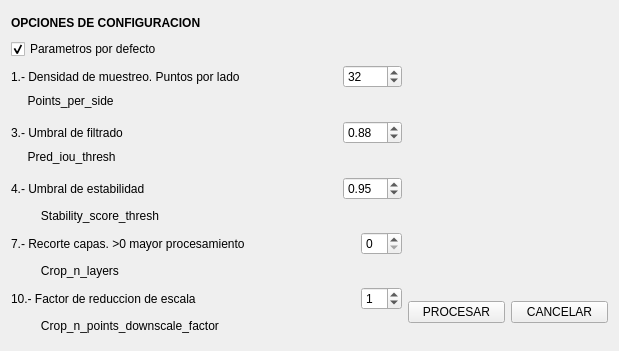
Qt form segmenti.ui (luisCartoGeo/GeoAI_Plugin) before a commit.
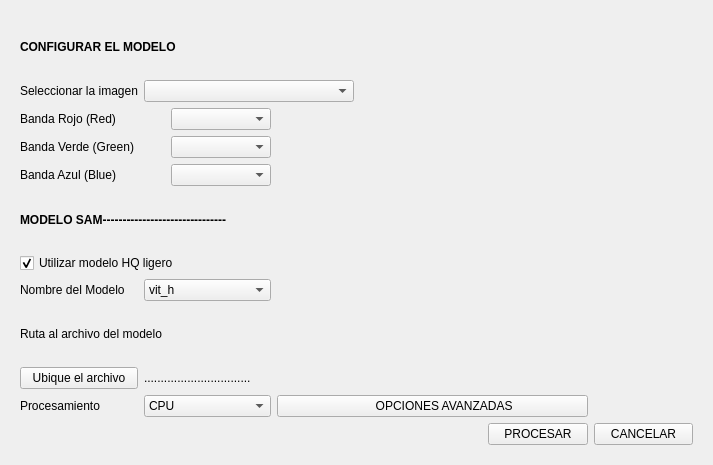
The same form after that commit. The open tabs and pages were chosen to show the change.

```diff
--- a/segmenti.ui
+++ b/segmenti.ui
@@ -6,151 +6,56 @@
    <rect>
     <x>0</x>
     <y>0</y>
-    <width>619</width>
-    <height>351</height>
+    <width>713</width>
+    <height>465</height>
    </rect>
   </property>
   <property name="windowTitle">
    <string>GeoAI - Segmentar Imagen</string>
   </property>
+  <layout class="QGridLayout" name="gridLayout_3">
+   <item row="0" column="0">
+    <widget class="QStackedWidget" name="paginador">
+     <property name="currentIndex">
+      <number>0</number>
+     </property>
+     <widget class="QWidget" name="page">
   <layout class="QGridLayout" name="gridLayout_2">
    <item row="0" column="0" rowspan="2">
     <layout class="QGridLayout" name="gridLayout">
-     <item row="14" column="4" colspan="4">
-      <spacer name="horizontalSpacer_7">
-       <property name="orientation">
-        <enum>Qt::Horizontal</enum>
-       </property>
-       <property name="sizeHint" stdset="0">
-        <size>
-         <width>78</width>
-         <height>20</height>
-        </size>
-       </property>
-      </spacer>
-     </item>
-     <item row="9" column="0" colspan="2">
-      <widget class="QLabel" name="label_8">
+         <property name="sizeConstraint">
+          <enum>QLayout::SetMaximumSize</enum>
+         </property>
+         <item row="0" column="0">
+          <widget class="QLabel" name="label_2">
+           <property name="font">
+            <font>
+             <weight>75</weight>
+             <bold>true</bold>
+            </font>
+           </property>
        <property name="text">
         <string>         Stability_score_thresh</string>
        </property>
       </widget>
      </item>
-     <item row="8" column="0" colspan="2">
-      <widget class="QLabel" name="label_7">
-       <property name="text">
-        <string>4.- Umbral de estabilidad</string>
-       </property>
-      </widget>
-     </item>
-     <item row="0" column="3" colspan="5">
+         <item row="0" column="2" colspan="3">
       <spacer name="horizontalSpacer_2">
        <property name="orientation">
         <enum>Qt::Horizontal</enum>
        </property>
-       <property name="sizeHint" stdset="0">
-        <size>
-         <width>168</width>
-         <height>20</height>
-        </size>
-       </property>
-      </spacer>
-     </item>
-     <item row="11" column="0" colspan="2">
-      <widget class="QLabel" name="label_9">
-       <property name="text">
-        <string>         Crop_n_layers</string>
-       </property>
-      </widget>
-     </item>
-     <item row="6" column="4" rowspan="2" colspan="4">
-      <spacer name="horizontalSpacer_4">
-       <property name="orientation">
-        <enum>Qt::Horizontal</enum>
-       </property>
+           <property name="sizeType">
+            <enum>QSizePolicy::Maximum</enum>
+           </property>
        <property name="sizeHint" stdset="0">
         <size>
-         <width>78</width>
-         <height>20</height>
-        </size>
-       </property>
-      </spacer>
-     </item>
-     <item row="2" column="0" colspan="5">
-      <widget class="QLabel" name="label_3">
-       <property name="text">
-        <string>1.- Densidad de muestreo. Puntos por lado</string>
-       </property>
-      </widget>
-     </item>
-     <item row="3" column="4" rowspan="2" colspan="4">
-      <spacer name="horizontalSpacer_3">
-       <property name="orientation">
-        <enum>Qt::Horizontal</enum>
-       </property>
-       <property name="sizeHint" stdset="0">
-        <size>
-         <width>78</width>
-         <height>20</height>
-        </size>
-       </property>
-      </spacer>
-     </item>
-     <item row="14" column="0" colspan="4">
-      <widget class="QLabel" name="label_11">
-       <property name="text">
-        <string>         Crop_n_points_downscale_factor</string>
-       </property>
-      </widget>
-     </item>
-     <item row="5" column="0">
-      <widget class="QLabel" name="label_6">
-       <property name="text">
-        <string>3.- Umbral de filtrado</string>
-       </property>
-      </widget>
-     </item>
-     <item row="13" column="0" colspan="3">
-      <widget class="QLabel" name="label_13">
-       <property name="text">
-        <string>10.- Factor de reduccion de escala</string>
-       </property>
-      </widget>
-     </item>
-     <item row="6" column="0" colspan="2">
-      <widget class="QLabel" name="label_5">
-       <property name="text">
-        <string>     Pred_iou_thresh</string>
-       </property>
-      </widget>
-     </item>
-     <item row="9" column="4" colspan="4">
-      <spacer name="horizontalSpacer_5">
-       <property name="orientation">
-        <enum>Qt::Horizontal</enum>
-       </property>
-       <property name="sizeHint" stdset="0">
-        <size>
-         <width>78</width>
-         <height>20</height>
-        </size>
-       </property>
-      </spacer>
-     </item>
-     <item row="1" column="2" colspan="6">
-      <spacer name="horizontalSpacer">
-       <property name="orientation">
-        <enum>Qt::Horizontal</enum>
-       </property>
-       <property name="sizeHint" stdset="0">
-        <size>
          <width>168</width>
          <height>20</height>
         </size>
        </property>
       </spacer>
      </item>
-     <item row="1" column="0" colspan="2">
+         <item row="1" column="0">
       <widget class="QCheckBox" name="defecto">
        <property name="maximumSize">
         <size>
@@ -166,34 +71,73 @@
        </property>
       </widget>
      </item>
-     <item row="0" column="0" colspan="2">
-      <widget class="QLabel" name="label_2">
-       <property name="font">
-        <font>
-         <weight>75</weight>
-         <bold>true</bold>
-        </font>
-       </property>
+         <item row="1" column="1" rowspan="2" colspan="3">
+          <spacer name="horizontalSpacer">
+           <property name="orientation">
+            <enum>Qt::Horizontal</enum>
+           </property>
+           <property name="sizeType">
+            <enum>QSizePolicy::Maximum</enum>
+           </property>
+           <property name="sizeHint" stdset="0">
+            <size>
+             <width>168</width>
+             <height>20</height>
+            </size>
+           </property>
+          </spacer>
+         </item>
+         <item row="4" column="0">
+          <widget class="QLabel" name="label_12">
        <property name="text">
         <string>OPCIONES DE CONFIGURACION</string>
        </property>
       </widget>
      </item>
-     <item row="3" column="0" colspan="2">
-      <widget class="QLabel" name="label_4">
+         <item row="4" column="3">
+          <widget class="QSpinBox" name="Points_per_batch">
+           <property name="minimum">
+            <number>1</number>
+           </property>
+           <property name="maximum">
+            <number>100</number>
+           </property>
+           <property name="value">
+            <number>64</number>
+           </property>
+          </widget>
+         </item>
+         <item row="5" column="0">
+          <widget class="QLabel" name="label_14">
        <property name="text">
         <string>     Points_per_side</string>
        </property>
       </widget>
      </item>
-     <item row="10" column="0" colspan="6">
-      <widget class="QLabel" name="label_10">
+         <item row="5" column="3">
+          <spacer name="horizontalSpacer_8">
+           <property name="orientation">
+            <enum>Qt::Horizontal</enum>
+           </property>
+           <property name="sizeType">
+            <enum>QSizePolicy::Maximum</enum>
+           </property>
+           <property name="sizeHint" stdset="0">
+            <size>
+             <width>78</width>
+             <height>20</height>
+            </size>
+           </property>
+          </spacer>
+         </item>
+         <item row="6" column="0" colspan="3">
+          <widget class="QLabel" name="label_3">
        <property name="text">
-        <string>7.- Recorte capas. &gt;0 mayor procesamiento</string>
+            <string>2.- Densidad de muestreo. Puntos por lado</string>
        </property>
       </widget>
      </item>
-     <item row="2" column="5" colspan="3">
+         <item row="6" column="4">
       <widget class="QSpinBox" name="Points_per_side">
        <property name="minimum">
         <number>10</number>
@@ -206,11 +150,21 @@
        </property>
       </widget>
      </item>
-     <item row="11" column="4">
-      <spacer name="horizontalSpacer_6">
+         <item row="7" column="0">
+          <widget class="QLabel" name="label_4">
+           <property name="text">
+            <string>     Points_per_side</string>
+           </property>
+          </widget>
+         </item>
+         <item row="7" column="3">
+          <spacer name="horizontalSpacer_3">
        <property name="orientation">
         <enum>Qt::Horizontal</enum>
        </property>
+           <property name="sizeType">
+            <enum>QSizePolicy::Maximum</enum>
+           </property>
        <property name="sizeHint" stdset="0">
         <size>
          <width>78</width>
@@ -219,33 +173,14 @@
        </property>
       </spacer>
      </item>
-     <item row="13" column="6" colspan="2">
-      <widget class="QSpinBox" name="Crop_n_points_downscale_factor">
-       <property name="minimum">
-        <number>0</number>
-       </property>
-       <property name="maximum">
-        <number>10</number>
-       </property>
-       <property name="value">
-        <number>1</number>
-       </property>
-      </widget>
-     </item>
-     <item row="10" column="6" colspan="2">
-      <widget class="QSpinBox" name="Crop_n_layers">
-       <property name="minimum">
-        <number>0</number>
-       </property>
-       <property name="maximum">
-        <number>5</number>
-       </property>
-       <property name="value">
-        <number>0</number>
-       </property>
-      </widget>
-     </item>
-     <item row="5" column="5" colspan="3">
+         <item row="8" column="0">
+          <widget class="QLabel" name="label_6">
+           <property name="text">
+            <string>3.- Umbral de filtrado</string>
+           </property>
+          </widget>
+         </item>
+         <item row="8" column="4">
       <widget class="QDoubleSpinBox" name="Pred_iou_thresh">
        <property name="maximum">
         <double>0.990000000000000</double>
@@ -258,7 +193,37 @@
        </property>
       </widget>
      </item>
-     <item row="8" column="5" colspan="3">
+         <item row="9" column="0">
+          <widget class="QLabel" name="label_5">
+           <property name="text">
+            <string>     Pred_iou_thresh</string>
+           </property>
+          </widget>
+         </item>
+         <item row="9" column="3">
+          <spacer name="horizontalSpacer_4">
+           <property name="orientation">
+            <enum>Qt::Horizontal</enum>
+           </property>
+           <property name="sizeType">
+            <enum>QSizePolicy::Maximum</enum>
+           </property>
+           <property name="sizeHint" stdset="0">
+            <size>
+             <width>78</width>
+             <height>20</height>
+            </size>
+           </property>
+          </spacer>
+         </item>
+         <item row="10" column="0">
+          <widget class="QLabel" name="label_7">
+           <property name="text">
+            <string>4.- Umbral de estabilidad</string>
+           </property>
+          </widget>
+         </item>
+         <item row="10" column="4">
       <widget class="QDoubleSpinBox" name="Stability_score_thresh">
        <property name="maximum">
         <double>1.000000000000000</double>
@@ -271,9 +236,343 @@
        </property>
       </widget>
      </item>
-    </layout>
-   </item>
-   <item row="0" column="1" colspan="2">
+         <item row="11" column="0">
+          <widget class="QLabel" name="label_8">
+           <property name="text">
+            <string>         Stability_score_thresh</string>
+           </property>
+          </widget>
+         </item>
+         <item row="11" column="3">
+          <spacer name="horizontalSpacer_5">
+           <property name="orientation">
+            <enum>Qt::Horizontal</enum>
+           </property>
+           <property name="sizeType">
+            <enum>QSizePolicy::Maximum</enum>
+           </property>
+           <property name="sizeHint" stdset="0">
+            <size>
+             <width>78</width>
+             <height>20</height>
+            </size>
+           </property>
+          </spacer>
+         </item>
+         <item row="12" column="0" colspan="3">
+          <widget class="QLabel" name="label_10">
+           <property name="text">
+            <string>5.- Recorte capas. &gt;0 mayor procesamiento</string>
+           </property>
+          </widget>
+         </item>
+         <item row="12" column="4">
+          <widget class="QSpinBox" name="Crop_n_layers">
+           <property name="minimum">
+            <number>0</number>
+           </property>
+           <property name="maximum">
+            <number>5</number>
+           </property>
+           <property name="value">
+            <number>0</number>
+           </property>
+          </widget>
+         </item>
+         <item row="13" column="0">
+          <widget class="QLabel" name="label_9">
+           <property name="text">
+            <string>         Crop_n_layers</string>
+           </property>
+          </widget>
+         </item>
+         <item row="13" column="3">
+          <spacer name="horizontalSpacer_6">
+           <property name="orientation">
+            <enum>Qt::Horizontal</enum>
+           </property>
+           <property name="sizeType">
+            <enum>QSizePolicy::Maximum</enum>
+           </property>
+           <property name="sizeHint" stdset="0">
+            <size>
+             <width>78</width>
+             <height>20</height>
+            </size>
+           </property>
+          </spacer>
+         </item>
+         <item row="14" column="0">
+          <widget class="QLabel" name="label_13">
+           <property name="text">
+            <string>6.- Factor de reduccion de escala</string>
+           </property>
+          </widget>
+         </item>
+         <item row="14" column="4">
+          <widget class="QSpinBox" name="Crop_n_points_downscale_factor">
+           <property name="minimum">
+            <number>0</number>
+           </property>
+           <property name="maximum">
+            <number>10</number>
+           </property>
+           <property name="value">
+            <number>1</number>
+           </property>
+          </widget>
+         </item>
+         <item row="15" column="0" colspan="2">
+          <widget class="QLabel" name="label_11">
+           <property name="text">
+            <string>         Crop_n_points_downscale_factor</string>
+           </property>
+          </widget>
+         </item>
+         <item row="15" column="3">
+          <spacer name="horizontalSpacer_7">
+           <property name="orientation">
+            <enum>Qt::Horizontal</enum>
+           </property>
+           <property name="sizeType">
+            <enum>QSizePolicy::Maximum</enum>
+           </property>
+           <property name="sizeHint" stdset="0">
+            <size>
+             <width>78</width>
+             <height>20</height>
+            </size>
+           </property>
+          </spacer>
+         </item>
+         <item row="2" column="2" rowspan="2" colspan="3">
+          <widget class="QComboBox" name="listVector">
+           <property name="minimumSize">
+            <size>
+             <width>100</width>
+             <height>0</height>
+            </size>
+           </property>
+          </widget>
+         </item>
+         <item row="3" column="0" colspan="2">
+          <widget class="QCheckBox" name="opVector">
+           <property name="text">
+            <string>  0.- Utilizar capa de puntos (EXPERIMENTAL)</string>
+           </property>
+          </widget>
+         </item>
+        </layout>
+       </item>
+       <item row="0" column="1">
+        <widget class="QLabel" name="icon_portada_2">
+         <property name="minimumSize">
+          <size>
+           <width>200</width>
+           <height>220</height>
+          </size>
+         </property>
+         <property name="maximumSize">
+          <size>
+           <width>200</width>
+           <height>220</height>
+          </size>
+         </property>
+         <property name="text">
+          <string/>
+         </property>
+         <property name="scaledContents">
+          <bool>true</bool>
+         </property>
+        </widget>
+       </item>
+       <item row="1" column="1">
+        <layout class="QHBoxLayout" name="horizontalLayout">
+         <item>
+          <spacer name="horizontalSpacer_10">
+           <property name="orientation">
+            <enum>Qt::Horizontal</enum>
+           </property>
+           <property name="sizeHint" stdset="0">
+            <size>
+             <width>40</width>
+             <height>20</height>
+            </size>
+           </property>
+          </spacer>
+         </item>
+         <item>
+          <widget class="QPushButton" name="opBasicas">
+           <property name="minimumSize">
+            <size>
+             <width>100</width>
+             <height>0</height>
+            </size>
+           </property>
+           <property name="maximumSize">
+            <size>
+             <width>120</width>
+             <height>16777215</height>
+            </size>
+           </property>
+           <property name="text">
+            <string>   INICIO</string>
+           </property>
+          </widget>
+         </item>
+        </layout>
+       </item>
+      </layout>
+     </widget>
+     <widget class="QWidget" name="page_2">
+      <layout class="QGridLayout" name="gridLayout_5">
+       <item row="10" column="5">
+        <widget class="QPushButton" name="cancelar">
+         <property name="text">
+          <string>CANCELAR</string>
+         </property>
+        </widget>
+       </item>
+       <item row="3" column="0" colspan="2">
+        <layout class="QGridLayout" name="gridLayout_4">
+         <item row="0" column="0">
+          <widget class="QLabel" name="label_19">
+           <property name="text">
+            <string>Banda Rojo (Red)</string>
+           </property>
+          </widget>
+         </item>
+         <item row="0" column="1">
+          <widget class="QComboBox" name="bandR">
+           <property name="minimumSize">
+            <size>
+             <width>100</width>
+             <height>0</height>
+            </size>
+           </property>
+           <property name="maximumSize">
+            <size>
+             <width>100</width>
+             <height>16777215</height>
+            </size>
+           </property>
+          </widget>
+         </item>
+         <item row="1" column="0">
+          <widget class="QLabel" name="label_17">
+           <property name="text">
+            <string>Banda Verde (Green)</string>
+           </property>
+          </widget>
+         </item>
+         <item row="1" column="1">
+          <widget class="QComboBox" name="bandG">
+           <property name="minimumSize">
+            <size>
+             <width>100</width>
+             <height>0</height>
+            </size>
+           </property>
+           <property name="maximumSize">
+            <size>
+             <width>100</width>
+             <height>16777215</height>
+            </size>
+           </property>
+          </widget>
+         </item>
+         <item row="2" column="0">
+          <widget class="QLabel" name="label_22">
+           <property name="text">
+            <string>Banda Azul (Blue)</string>
+           </property>
+          </widget>
+         </item>
+         <item row="2" column="1">
+          <widget class="QComboBox" name="bandB">
+           <property name="minimumSize">
+            <size>
+             <width>100</width>
+             <height>0</height>
+            </size>
+           </property>
+           <property name="maximumSize">
+            <size>
+             <width>100</width>
+             <height>16777215</height>
+            </size>
+           </property>
+          </widget>
+         </item>
+        </layout>
+       </item>
+       <item row="2" column="3" colspan="3">
+        <spacer name="horizontalSpacer_9">
+         <property name="orientation">
+          <enum>Qt::Horizontal</enum>
+         </property>
+         <property name="sizeHint" stdset="0">
+          <size>
+           <width>215</width>
+           <height>20</height>
+          </size>
+         </property>
+        </spacer>
+       </item>
+       <item row="5" column="0" colspan="2">
+        <widget class="QCheckBox" name="tinyhqop">
+         <property name="text">
+          <string>Utilizar modelo HQ ligero </string>
+         </property>
+         <property name="checked">
+          <bool>true</bool>
+         </property>
+        </widget>
+       </item>
+       <item row="8" column="0">
+        <widget class="QPushButton" name="brmodelo">
+         <property name="text">
+          <string>Ubique el archivo</string>
+         </property>
+        </widget>
+       </item>
+       <item row="8" column="1">
+        <widget class="QLabel" name="ruta_file">
+         <property name="text">
+          <string>................................</string>
+         </property>
+        </widget>
+       </item>
+       <item row="2" column="1" colspan="2">
+        <widget class="QComboBox" name="listImagen">
+         <property name="minimumSize">
+          <size>
+           <width>210</width>
+           <height>0</height>
+          </size>
+         </property>
+         <property name="maximumSize">
+          <size>
+           <width>210</width>
+           <height>16777215</height>
+          </size>
+         </property>
+        </widget>
+       </item>
+       <item row="7" column="0" colspan="2">
+        <widget class="QLabel" name="label_21">
+         <property name="font">
+          <font>
+           <weight>50</weight>
+           <bold>false</bold>
+          </font>
+         </property>
+         <property name="text">
+          <string>Ruta al archivo del modelo</string>
+         </property>
+        </widget>
+       </item>
+       <item row="3" column="4" rowspan="6" colspan="2">
     <widget class="QLabel" name="icon_portada">
      <property name="minimumSize">
       <size>
@@ -295,18 +594,115 @@
      </property>
     </widget>
    </item>
-   <item row="1" column="1">
+       <item row="6" column="0">
+        <widget class="QLabel" name="label_20">
+         <property name="text">
+          <string>Nombre del Modelo</string>
+         </property>
+        </widget>
+       </item>
+       <item row="2" column="0">
+        <widget class="QLabel" name="label_18">
+         <property name="text">
+          <string>Seleccionar la imagen</string>
+         </property>
+        </widget>
+       </item>
+       <item row="4" column="0" colspan="2">
+        <widget class="QLabel" name="label_15">
+         <property name="font">
+          <font>
+           <weight>75</weight>
+           <bold>true</bold>
+          </font>
+         </property>
+         <property name="text">
+          <string>MODELO SAM-------------------------------</string>
+         </property>
+        </widget>
+       </item>
+       <item row="9" column="0">
+        <widget class="QLabel" name="label_16">
+         <property name="text">
+          <string>Procesamiento</string>
+         </property>
+        </widget>
+       </item>
+       <item row="9" column="1">
+        <widget class="QComboBox" name="device">
+         <property name="minimumSize">
+          <size>
+           <width>100</width>
+           <height>0</height>
+          </size>
+         </property>
+         <item>
+          <property name="text">
+           <string>CPU</string>
+          </property>
+         </item>
+         <item>
+          <property name="text">
+           <string>GPU si es posible</string>
+          </property>
+         </item>
+        </widget>
+       </item>
+       <item row="6" column="1">
+        <widget class="QComboBox" name="nmodelo">
+         <property name="minimumSize">
+          <size>
+           <width>100</width>
+           <height>0</height>
+          </size>
+         </property>
+         <item>
+          <property name="text">
+           <string>vit_h</string>
+          </property>
+         </item>
+         <item>
+          <property name="text">
+           <string>vit_l</string>
+          </property>
+         </item>
+         <item>
+          <property name="text">
+           <string>vit_b</string>
+          </property>
+         </item>
+        </widget>
+       </item>
+       <item row="10" column="4">
     <widget class="QPushButton" name="ejecutar">
      <property name="text">
       <string>PROCESAR</string>
      </property>
     </widget>
    </item>
-   <item row="1" column="2">
-    <widget class="QPushButton" name="cancelar">
+       <item row="0" column="0" colspan="2">
+        <widget class="QLabel" name="label">
+         <property name="font">
+          <font>
+           <pointsize>9</pointsize>
+           <weight>75</weight>
+           <bold>true</bold>
+          </font>
+         </property>
      <property name="text">
-      <string>CANCELAR</string>
-     </property>
+          <string>CONFIGURAR EL MODELO</string>
+         </property>
+        </widget>
+       </item>
+       <item row="9" column="2" colspan="3">
+        <widget class="QPushButton" name="opAvanzadas">
+         <property name="text">
+          <string>       OPCIONES AVANZADAS</string>
+         </property>
+        </widget>
+       </item>
+      </layout>
+     </widget>
     </widget>
    </item>
   </layout>
```
Left out of the diff: 6 changed lines with no effect on the pictures. Lines whose indentation alone changed are shown as unchanged.
